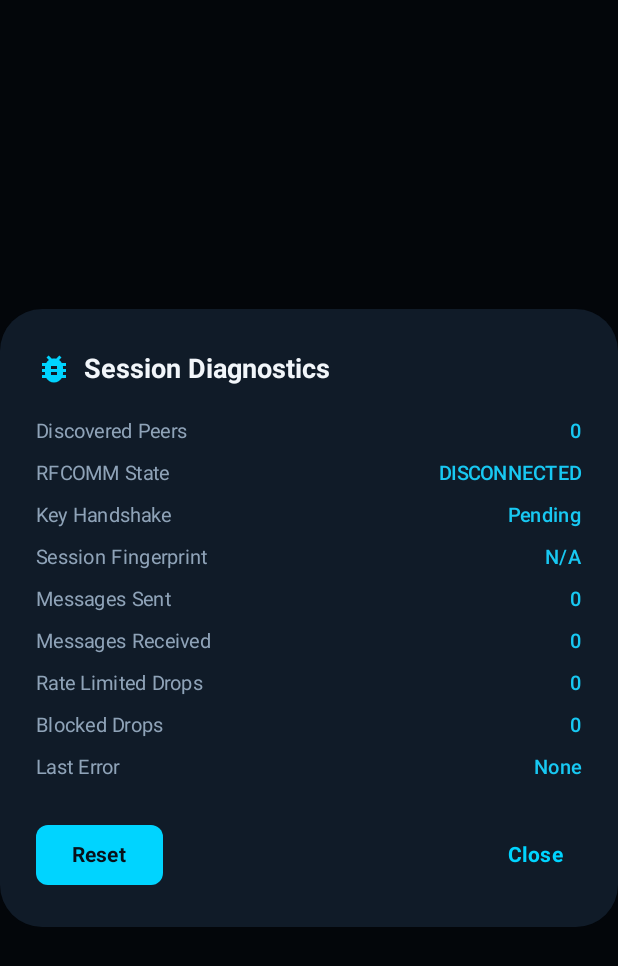
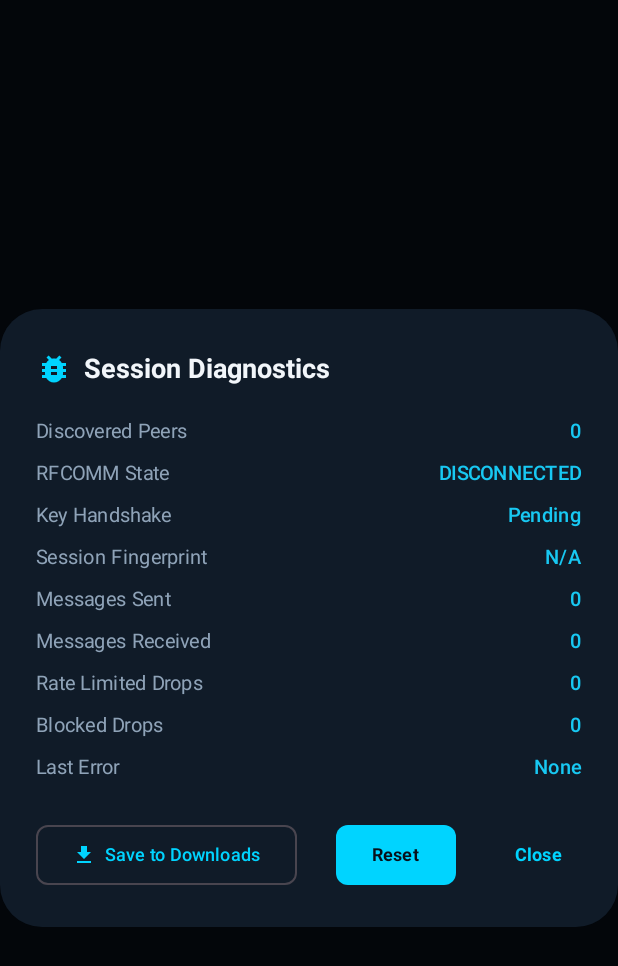
Before and after one commit to dstroke-afk/Layover, an Android app built with Jetpack Compose: the composable DiagnosticsDialog shown on its own in the app's theme, on a phone screen of 412 x 824 dp. Shown: the top 966 px of the screen. Run offline under Robolectric (Android 15) with nearby library versions, the phone set to English and light mode, and no system bars.

Commit message:
feat(diagnostics): add button to export BLE diagnostic log to Downloads

```diff
--- a/app/src/main/java/com/intj/layover/ui/screens/SplashAndScanScreens.kt
+++ b/app/src/main/java/com/intj/layover/ui/screens/SplashAndScanScreens.kt
@@ -28,6 +28,7 @@ import androidx.compose.foundation.shape.RoundedCornerShape
 import androidx.compose.material.icons.Icons
 import androidx.compose.material.icons.filled.AccountCircle
 import androidx.compose.material.icons.filled.BugReport
+import androidx.compose.material.icons.filled.Download
 import androidx.compose.material.icons.filled.Info
 import androidx.compose.material.icons.filled.Menu
 import androidx.compose.material.icons.filled.Radar
@@ -40,6 +41,7 @@ import androidx.compose.material3.DropdownMenu
 import androidx.compose.material3.DropdownMenuItem
 import androidx.compose.material3.Icon
 import androidx.compose.material3.IconButton
+import androidx.compose.material3.OutlinedButton
 import androidx.compose.material3.Surface
 import androidx.compose.material3.Text
 import androidx.compose.material3.TextButton
@@ -53,6 +55,7 @@ import androidx.compose.ui.Alignment
 import androidx.compose.ui.Modifier
 import androidx.compose.ui.draw.clip
 import androidx.compose.ui.draw.scale
+import androidx.compose.ui.graphics.Color
 import androidx.compose.ui.platform.LocalContext
 import androidx.compose.ui.text.font.FontFamily
 import androidx.compose.ui.text.font.FontStyle
@@ -60,6 +63,7 @@ import androidx.compose.ui.text.font.FontWeight
 import androidx.compose.ui.text.style.TextAlign
 import androidx.compose.ui.unit.dp
 import androidx.compose.ui.unit.sp
+import com.intj.layover.diagnostics.LayoverFileLogger
 import com.intj.layover.model.LayoverUiState
 import com.intj.layover.navigation.LayoverBackground
 import com.intj.layover.ui.theme.CyanAccent
@@ -457,6 +461,7 @@ fun DiagnosticsDialog(
 ) {
     val diag = uiState.diagnostics
     val context = LocalContext.current
+    var exportStatusText by remember { mutableStateOf<String?>(null) }
 
     AlertDialog(
         onDismissRequest = onDismiss,
@@ -504,6 +509,16 @@ fun DiagnosticsDialog(
                     isError = diag.lastErrorMessage != null
                 )
 
+                if (exportStatusText != null) {
+                    Spacer(modifier = Modifier.height(4.dp))
+                    Text(
+                        text = exportStatusText!!,
+                        fontSize = 12.sp,
+                        fontWeight = FontWeight.Medium,
+                        color = CyanAccent
+                    )
+                }
+
                 if (diag.lastErrorMessage?.contains("permission", ignoreCase = true) == true) {
                     Spacer(modifier = Modifier.height(4.dp))
                     Button(
@@ -533,14 +548,36 @@ fun DiagnosticsDialog(
             }
         },
         confirmButton = {
+            Column(
+                modifier = Modifier.fillMaxWidth(),
+                verticalArrangement = Arrangement.spacedBy(8.dp)
+            ) {
                 Row(
                     modifier = Modifier.fillMaxWidth(),
                     horizontalArrangement = Arrangement.SpaceBetween,
                     verticalAlignment = Alignment.CenterVertically
                 ) {
+                    OutlinedButton(
+                        onClick = {
+                            val result = LayoverFileLogger.exportLogToDownloads(context, diag)
+                            exportStatusText = result.getOrElse { e -> e.message ?: "Export failed" }
+                        },
+                        colors = ButtonDefaults.outlinedButtonColors(contentColor = CyanPrimary),
+                        shape = RoundedCornerShape(8.dp)
+                    ) {
+                        Icon(
+                            imageVector = Icons.Default.Download,
+                            contentDescription = null,
+                            modifier = Modifier.size(16.dp)
+                        )
+                        Spacer(modifier = Modifier.width(6.dp))
+                        Text("Save to Downloads", fontSize = 12.sp)
+                    }
+
                     Button(
                         onClick = {
                             uiState.transport.resetDiagnosticsCounters()
+                            exportStatusText = null
                         },
                         colors = ButtonDefaults.buttonColors(
                             containerColor = CyanPrimary,
@@ -548,10 +585,12 @@ fun DiagnosticsDialog(
                         ),
                         shape = RoundedCornerShape(8.dp)
                     ) {
-                    Text("Reset", fontWeight = FontWeight.Bold)
+                        Text("Reset", fontWeight = FontWeight.Bold, fontSize = 12.sp)
                     }
+
                     TextButton(onClick = onDismiss) {
-                    Text("Close", color = CyanPrimary, fontWeight = FontWeight.Bold)
+                        Text("Close", color = CyanPrimary, fontWeight = FontWeight.Bold, fontSize = 12.sp)
+                    }
                 }
             }
         }
@@ -578,7 +617,7 @@ private fun DiagnosticMetricRow(
             text = value,
             fontSize = 13.sp,
             fontWeight = FontWeight.SemiBold,
-            color = if (isError) androidx.compose.ui.graphics.Color(0xFFFF5252) else CyanAccent,
+            color = if (isError) Color(0xFFFF5252) else CyanAccent,
             modifier = Modifier.padding(start = 8.dp)
         )
     }
```
Also changed, not shown: app/src/main/java/com/intj/layover/ble/BleDiscoveryManager.kt (+25 -29 lines), app/src/main/java/com/intj/layover/diagnostics/LayoverFileLogger.kt (added, +109 -0 lines). Lines whose indentation alone changed are shown as unchanged.
